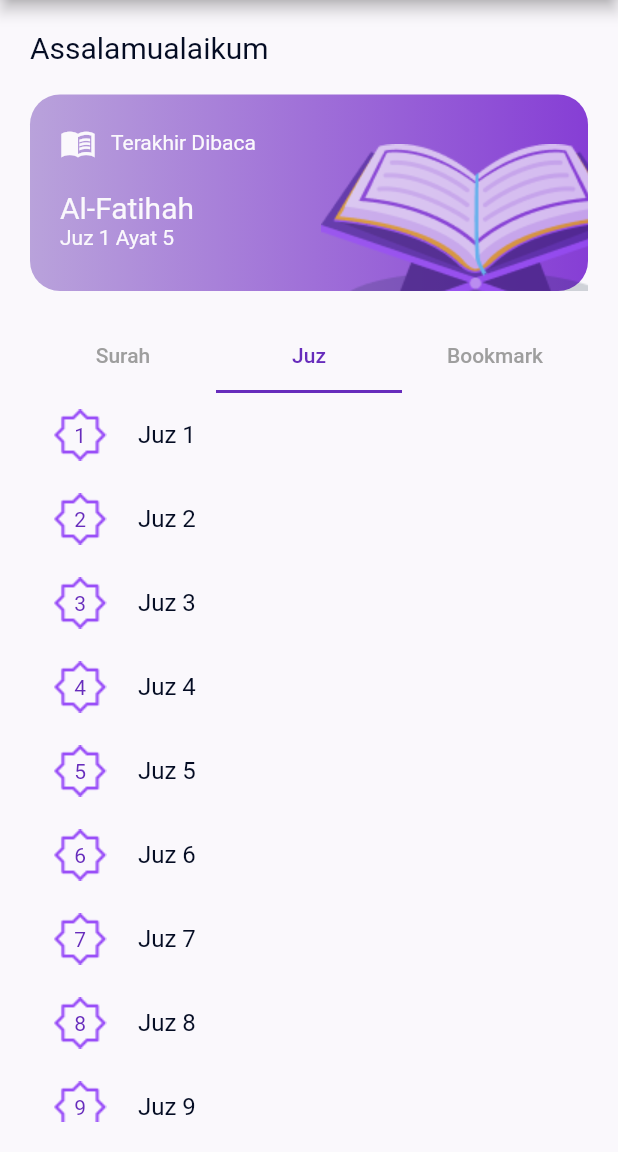
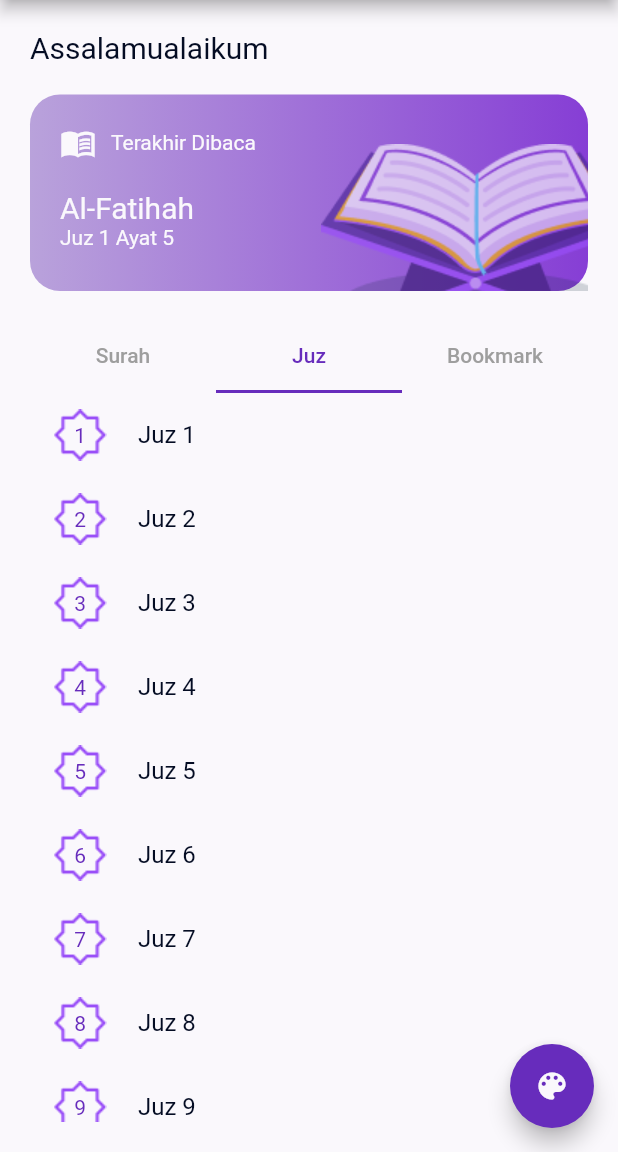
Before and after one commit to anasmisbah/alquran_apps, a Flutter app: the HomeView screen opened by its route, tab 2 chosen, on a phone screen of 412 x 824 dp, the part 84-1236 px from its top. Run offline on Flutter 3.47's test engine with Material 2 defaults, Android fonts, the light colour scheme and no system bars; our stand-ins replace get, lottie; network calls fail.

Commit message:
change theme

```diff
--- a/lib/app/constants/color.dart
+++ b/lib/app/constants/color.dart
@@ -10,6 +10,9 @@ const appTextDark = Color(0xFFA19CC5);
 const appTextLight = Color(0xFF8789A3);
 
 ThemeData themeLight = ThemeData(
+  floatingActionButtonTheme: FloatingActionButtonThemeData(
+    backgroundColor: appPurple,
+  ),
   brightness: Brightness.light,
   primaryColor: appPurple,
   scaffoldBackgroundColor: appWhite,
@@ -19,9 +22,27 @@ ThemeData themeLight = ThemeData(
   ),
   textTheme: TextTheme(
     bodyMedium: TextStyle(color: appPurpleDark),
-    ));
+  ),
+  listTileTheme: ListTileThemeData(
+    textColor: appPurpleDark,
+  ),
+  tabBarTheme: TabBarTheme(
+    labelColor: appPurple,
+    unselectedLabelColor: Colors.grey,
+    indicator: BoxDecoration(
+      border: Border(
+        bottom: BorderSide(
+          color: appPurple,
+          width: 2,
+        ),
+      ),
+    ),
+  ),
+);
 ThemeData themeDark = ThemeData(
-
+  floatingActionButtonTheme: FloatingActionButtonThemeData(
+    backgroundColor: appWhite,
+  ),
   brightness: Brightness.dark,
   primaryColor: appPurpleLight2,
   scaffoldBackgroundColor: appPurpleDark,
@@ -33,4 +54,20 @@ ThemeData themeDark = ThemeData(
     bodyLarge: TextStyle(color: appWhite),
     bodySmall: TextStyle(color: appTextDark),
     bodyMedium: TextStyle(color: appWhite),
-    ));
+  ),
+  listTileTheme: ListTileThemeData(
+    textColor: appWhite,
+  ),
+  tabBarTheme: TabBarTheme(
+    labelColor: appWhite,
+    unselectedLabelColor: Colors.grey,
+    indicator: BoxDecoration(
+      border: Border(
+        bottom: BorderSide(
+          color: appWhite,
+          width: 2,
+        ),
+      ),
+    ),
+  ),
+);
--- a/lib/app/modules/home/views/home_view.dart
+++ b/lib/app/modules/home/views/home_view.dart
@@ -133,9 +133,6 @@ class HomeView extends GetView<HomeController> {
                 height: 20,
               ),
               TabBar(
-                indicatorColor: appPurple,
-                labelColor: appPurple,
-                unselectedLabelColor: Colors.grey,
                 tabs: [
                   Tab(
                     text: "Surah",
@@ -180,21 +177,20 @@ class HomeView extends GetView<HomeController> {
                                       image: AssetImage(
                                           'assets/images/hexagon.png'))),
                               child: Center(
-                                child: Text(
-                                  "${index + 1}",
-                                  style: TextStyle(
-                                    color:
-                                        Get.isDarkMode ? appWhite : appPurple,
+                                child: Obx(
+                                  () => Text(
+                                    "${index + 1}",
+                                    style: TextStyle(
+                                      color: controller.isDark.isTrue
+                                          ? appWhite
+                                          : appPurple,
+                                    ),
                                   ),
                                 ),
                               ),
                             ),
                             title: Text(
                               surah.name?.transliteration?.id ?? 'Error...',
-                              style: TextStyle(
-                                color:
-                                    Get.isDarkMode ? appWhite : appPurpleDark,
-                              ),
                             ),
                             subtitle: Text(
                               "${surah.numberOfVerses} Ayat | ${surah.revelation?.id ?? 'Error...'}",
@@ -202,11 +198,15 @@ class HomeView extends GetView<HomeController> {
                                 color: appTextLight,
                               ),
                             ),
-                            trailing: Text(
-                              surah.name?.short ?? 'Error...',
-                              style: TextStyle(
-                                color: appPurple,
-                                fontSize: 20,
+                            trailing: Obx(
+                              () => Text(
+                                surah.name?.short ?? 'Error...',
+                                style: TextStyle(
+                                  color: controller.isDark.isTrue
+                                      ? appWhite
+                                      : appPurple,
+                                  fontSize: 20,
+                                ),
                               ),
                             ),
                           );
@@ -238,9 +238,7 @@ class HomeView extends GetView<HomeController> {
                         ),
                         title: Text(
                           'Juz ${index + 1}',
-                          style: TextStyle(
-                            color: Get.isDarkMode ? appWhite : appPurpleDark,
-                          ),
+                          style: TextStyle(),
                         ),
                       );
                     },
@@ -252,6 +250,20 @@ class HomeView extends GetView<HomeController> {
           ),
         ),
       ),
+      floatingActionButton: FloatingActionButton(
+        onPressed: () {
+          Get.isDarkMode
+              ? Get.changeTheme(themeLight)
+              : Get.changeTheme(themeDark);
+          controller.isDark.toggle();
+        },
+        child: Obx(
+          () => Icon(
+            Icons.color_lens,
+            color: controller.isDark.isTrue ? appPurpleDark : appWhite,
+          ),
+        ),
+      ),
     );
   }
 }
--- a/lib/main.dart
+++ b/lib/main.dart
@@ -12,7 +12,7 @@ void main() {
       theme: themeLight,
       darkTheme: themeDark,
       title: "Application",
-      initialRoute: Routes.HOME,
+      initialRoute: Routes.INTRODUCTION,
       getPages: AppPages.routes,
     ),
   );
```
Also changed, not shown: lib/app/modules/home/controllers/home_controller.dart (+10 -0 lines). Lines whose indentation alone changed are shown as unchanged.
